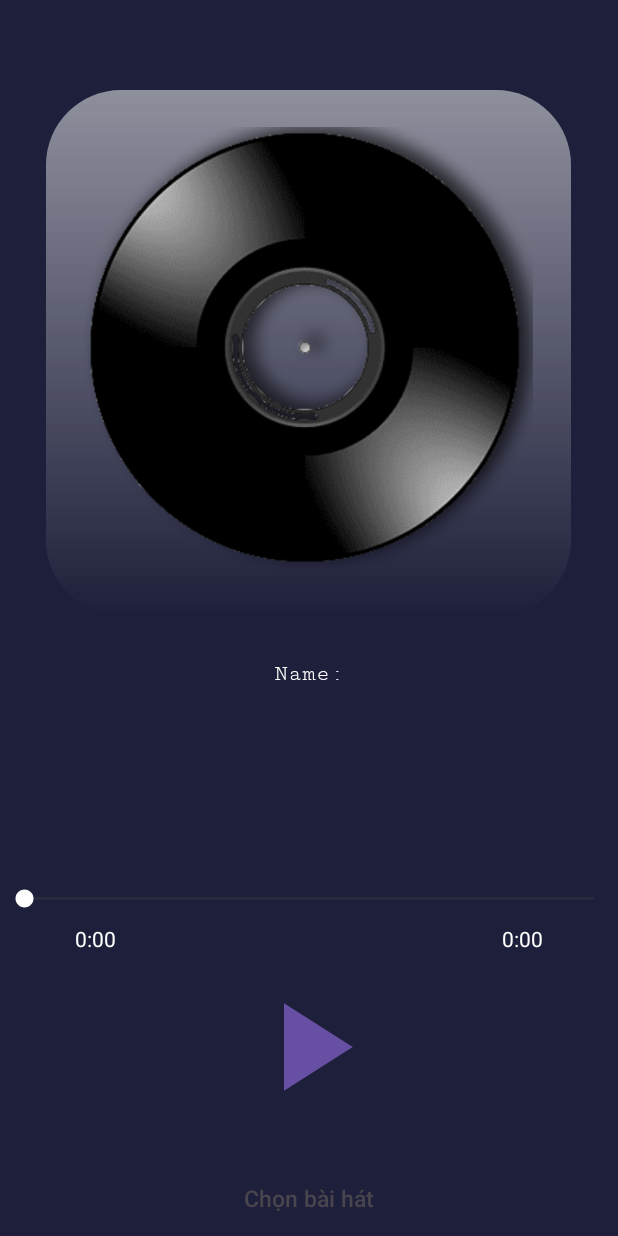
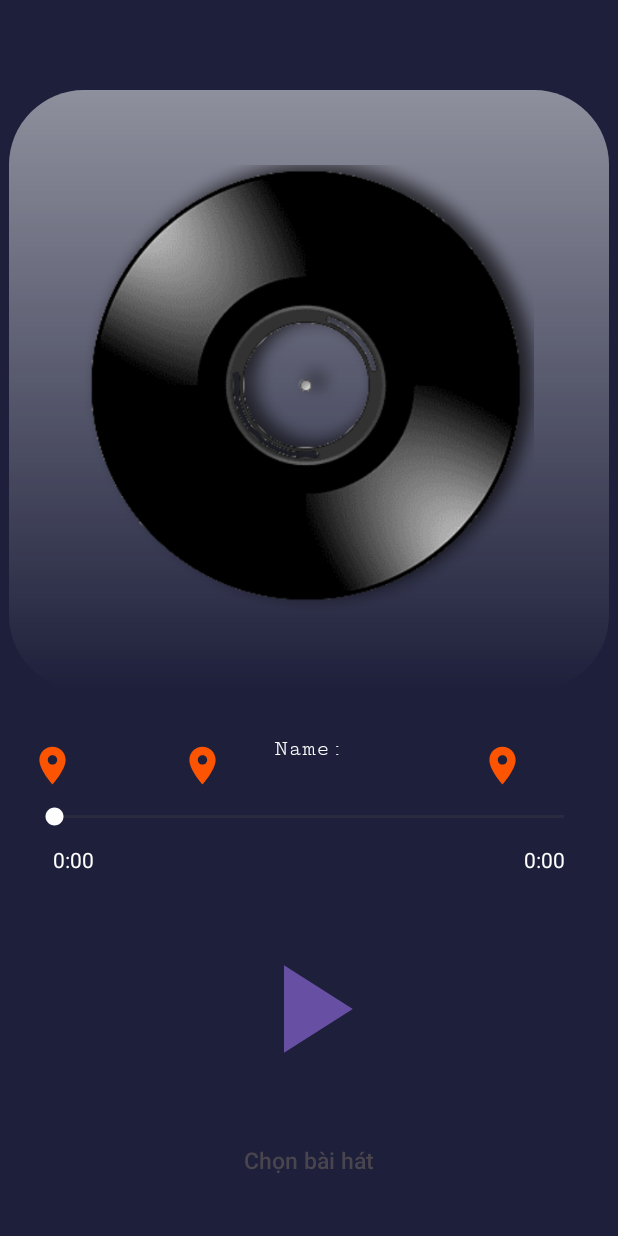
Before and after one commit to yeguzi/app_highlight_detect, an Android app: the screen it shows after launch (MainActivity), on a phone screen of 412 x 824 dp. Run offline under Robolectric (Android 15) with nearby library versions, the phone set to English and light mode, and no system bars; libraries missing offline, so code that uses them is left out: com.chaquo.python; 4 statements that could not run were skipped.

Commit message:
Update activity_main.xml

```diff
--- a/app/src/main/res/layout/activity_main.xml
+++ b/app/src/main/res/layout/activity_main.xml
@@ -1,24 +1,27 @@
 <?xml version="1.0" encoding="utf-8"?>
-<RelativeLayout
-    xmlns:android="http://schemas.android.com/apk/res/android"
+<androidx.constraintlayout.widget.ConstraintLayout xmlns:android="http://schemas.android.com/apk/res/android"
+    xmlns:app="http://schemas.android.com/apk/res-auto"
     android:layout_width="match_parent"
     android:layout_height="match_parent"
-    android:background="@color/background_color"
-    >
+    android:background="@color/background_color">
+
     <FrameLayout
         android:id="@+id/frame_thumbnails"
-        android:layout_width="350dp"
-        android:layout_height="350dp"
+        android:layout_width="wrap_content"
+        android:layout_height="wrap_content"
         android:layout_centerHorizontal="true"
+        android:layout_marginTop="60dp"
         android:background="@drawable/rounded_background"
-        android:layout_marginTop="60dp"
-        >
+        app:layout_constraintEnd_toEndOf="parent"
+        app:layout_constraintStart_toStartOf="parent"
+        app:layout_constraintTop_toTopOf="parent">
 
         <ImageView
             android:id="@+id/thumbnail"
             android:layout_width="300dp"
             android:layout_height="300dp"
             android:layout_gravity="center"
+            android:layout_margin="50dp"
             android:scaleType="centerCrop"
             android:src="@drawable/default_thumbnail1" />
     </FrameLayout>
@@ -27,90 +30,127 @@
         android:id="@+id/audioFileName"
         android:layout_width="wrap_content"
         android:layout_height="wrap_content"
-        android:layout_below="@id/frame_thumbnails"
         android:layout_centerInParent="true"
         android:layout_marginTop="30dp"
         android:fontFamily="serif-monospace"
         android:text="Name:"
         android:textColor="@color/white"
-        android:textSize="15dp" />
+        android:textSize="15sp"
+        app:layout_constraintEnd_toEndOf="parent"
+        app:layout_constraintStart_toStartOf="parent"
+        app:layout_constraintTop_toBottomOf="@id/frame_thumbnails" />
+
+    <androidx.constraintlayout.widget.ConstraintLayout
+        android:id="@+id/seek_bar_group"
+        android:layout_width="match_parent"
+        android:layout_height="wrap_content"
+        android:layout_marginHorizontal="20dp"
+        android:layout_marginBottom="40dp"
+        app:layout_constraintBottom_toTopOf="@id/playPauseButton"
+        app:layout_constraintEnd_toEndOf="parent"
+        app:layout_constraintStart_toStartOf="parent">
+
+        <RelativeLayout
+            android:id="@+id/highlight_group"
+            android:layout_width="match_parent"
+            android:layout_height="wrap_content"
+            app:layout_constraintEnd_toEndOf="parent"
+            app:layout_constraintStart_toStartOf="parent"
+            app:layout_constraintTop_toTopOf="parent">
+
             <ImageView
                 android:id="@+id/icon"
-        android:layout_width="80px"
-        android:layout_height="80px"
-        android:layout_below="@+id/frame_thumbnails"
+                android:layout_width="30dp"
+                android:layout_height="30dp"
+                android:layout_marginStart="0dp"
                 android:src="@drawable/baseline_place_24"
-        android:layout_marginTop="150dp"
-        android:visibility="invisible"
-        />
+                android:visibility="visible" />
+
             <ImageView
                 android:id="@+id/icon_2"
-        android:layout_width="80px"
-        android:layout_height="80px"
-        android:layout_below="@+id/frame_thumbnails"
+                android:layout_width="30dp"
+                android:layout_height="30dp"
+                android:layout_marginStart="100dp"
                 android:src="@drawable/baseline_place_24"
-        android:layout_marginTop="150dp"
-        android:visibility="invisible"
-        />
+                android:visibility="visible" />
+
             <ImageView
                 android:id="@+id/icon_3"
-        android:layout_width="80px"
-        android:layout_height="80px"
-        android:layout_below="@+id/frame_thumbnails"
+                android:layout_width="30dp"
+                android:layout_height="30dp"
+                android:layout_marginStart="300dp"
                 android:src="@drawable/baseline_place_24"
-        android:layout_marginTop="150dp"
-        android:visibility="invisible"
-        />
+                android:visibility="visible" />
+        </RelativeLayout>
+
+
         <SeekBar
             android:id="@+id/seekBar"
-        android:layout_width="1000px"
+            android:layout_width="match_parent"
             android:layout_height="wrap_content"
             android:layout_centerHorizontal="true"
-        android:layout_marginTop="180dp"
+            android:layout_marginTop="10dp"
             android:progressTint="#FFFFFF"
             android:thumbTint="#FFFFFF"
-        android:layout_below="@+id/frame_thumbnails"
-        />
+            app:layout_constraintEnd_toEndOf="parent"
+            app:layout_constraintHorizontal_bias="0.533"
+            app:layout_constraintStart_toStartOf="parent"
+            app:layout_constraintTop_toBottomOf="@id/highlight_group" />
+
+        <RelativeLayout
+            android:id="@+id/time_group"
+            android:layout_width="match_parent"
+            android:layout_height="wrap_content"
+            android:layout_marginHorizontal="15dp"
+            android:layout_marginTop="10dp"
+            app:layout_constraintEnd_toEndOf="parent"
+            app:layout_constraintStart_toStartOf="parent"
+            app:layout_constraintTop_toBottomOf="@id/seekBar">
+
             <TextView
                 android:id="@+id/currentTime"
                 android:layout_width="wrap_content"
                 android:layout_height="wrap_content"
+                android:layout_alignParentStart="true"
+                android:layout_marginStart="0dp"
                 android:text="0:00"
-        android:textColor="@color/white"
-        android:layout_alignParentStart="true"
-        android:layout_below="@id/seekBar"
-        android:layout_marginLeft="50dp"
-        android:layout_marginTop="8dp" />
+                android:textColor="@color/white" />
 
             <TextView
                 android:id="@+id/totalTime"
                 android:layout_width="wrap_content"
                 android:layout_height="wrap_content"
+                android:layout_alignParentEnd="true"
+                android:layout_marginEnd="0dp"
                 android:text="0:00"
-        android:textColor="@color/white"
-        android:layout_alignParentEnd="true"
-        android:layout_below="@id/seekBar"
-        android:layout_marginEnd="50dp"
-        android:layout_marginTop="8dp" />
+                android:textColor="@color/white" />
+        </RelativeLayout>
+
+    </androidx.constraintlayout.widget.ConstraintLayout>
+
+
     <Button
         android:id="@+id/playPauseButton"
         android:layout_width="100dp"
         android:layout_height="100dp"
-        android:layout_below="@id/seekBar"
         android:layout_centerHorizontal="true"
-        android:layout_marginTop="40dp"
-        android:background="@drawable/round_button"
-        />
+        android:layout_marginBottom="40dp"
+        android:background="@drawable/baseline_play_arrow_24"
+        app:layout_constraintBottom_toTopOf="@id/pick_file"
+        app:layout_constraintEnd_toEndOf="parent"
+        app:layout_constraintStart_toStartOf="parent" />
+
     <TextView
         android:id="@+id/pick_file"
         android:layout_width="wrap_content"
         android:layout_height="wrap_content"
+        android:layout_centerHorizontal="true"
+        android:layout_marginBottom="40dp"
+        android:fontFamily="sans-serif-medium"
         android:text="Chọn bài hát"
-        android:fontFamily="sans-serif-medium"
-        android:textSize="15dp"
-        android:layout_centerHorizontal="true"
-        android:layout_marginTop="40dp"
-        android:layout_below="@+id/playPauseButton"
-        />
+        android:textSize="15sp"
+        app:layout_constraintBottom_toBottomOf="parent"
+        app:layout_constraintEnd_toEndOf="parent"
+        app:layout_constraintStart_toStartOf="parent" />
 
-</RelativeLayout>
+</androidx.constraintlayout.widget.ConstraintLayout>
```
Lines whose indentation alone changed are shown as unchanged.
